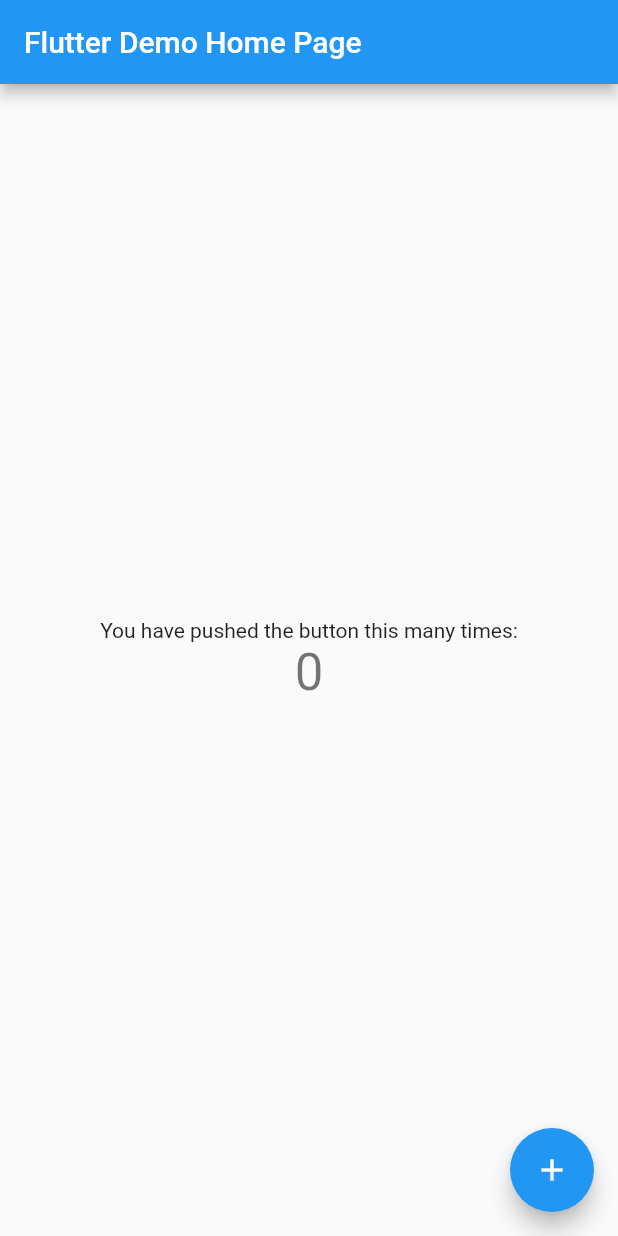
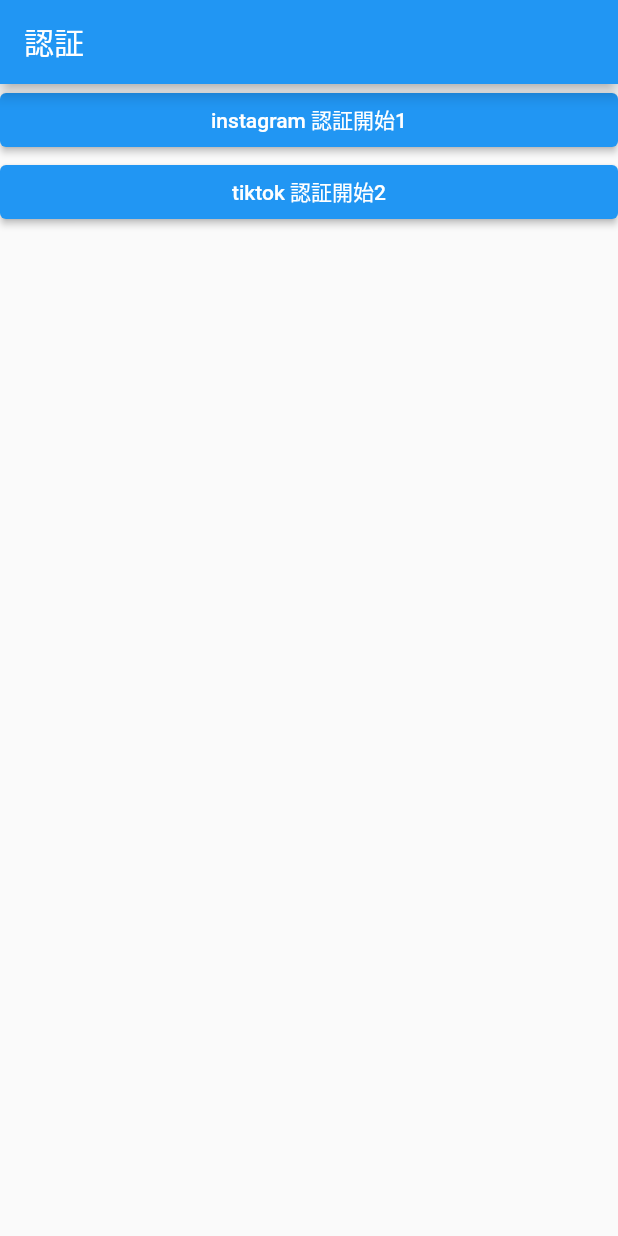
Before and after one commit to junki-pw/tiktok_test, a Flutter app: the screen it shows after launch, on a phone screen of 412 x 824 dp. Run offline on Flutter 3.47's test engine with Material 2 defaults, Android fonts, the phone set to English and light mode, and no system bars; missing offline and left inert: flutter_downloader, flutter_insta, flutter_tiktok_sdk, tiktok_login_flutter.

Commit message:
new commit

```diff
--- a/lib/main.dart
+++ b/lib/main.dart
@@ -1,115 +1,88 @@
 import 'package:flutter/material.dart';
+import 'package:flutter_tiktok_sdk/flutter_tiktok_sdk.dart';
+import 'package:tiktok_login_flutter/tiktok_login_flutter.dart';
 
-void main() {
+import 'package:flutter_insta/flutter_insta.dart';
+
+import 'package:flutter/services.dart';
+import 'test_insta_screen.dart';
+
+const clientKey = 'aw1u1ucjw0n0wmc2';
+
+void main() async {
+  WidgetsFlutterBinding.ensureInitialized();
+  await TiktokLoginFlutter.initializeTiktokLogin(clientKey);
+  WidgetsFlutterBinding.ensureInitialized();
+  // await TikTokSDK.instance.setup(clientKey: clientKey);
   runApp(const MyApp());
 }
 
 class MyApp extends StatelessWidget {
-  const MyApp({super.key});
+  const MyApp({Key? key}) : super(key: key);
 
-  // This widget is the root of your application.
   @override
   Widget build(BuildContext context) {
     return MaterialApp(
-      title: 'Flutter Demo',
-      theme: ThemeData(
-        // This is the theme of your application.
-        //
-        // Try running your application with "flutter run". You'll see the
-        // application has a blue toolbar. Then, without quitting the app, try
-        // changing the primarySwatch below to Colors.green and then invoke
-        // "hot reload" (press "r" in the console where you ran "flutter run",
-        // or simply save your changes to "hot reload" in a Flutter IDE).
-        // Notice that the counter didn't reset back to zero; the application
-        // is not restarted.
-        primarySwatch: Colors.blue,
-      ),
-      home: const MyHomePage(title: 'Flutter Demo Home Page'),
+      home: HomePage(),
     );
   }
 }
 
-class MyHomePage extends StatefulWidget {
-  const MyHomePage({super.key, required this.title});
+class HomePage extends StatelessWidget {
+  const HomePage({Key? key}) : super(key: key);
 
-  // This widget is the home page of your application. It is stateful, meaning
-  // that it has a State object (defined below) that contains fields that affect
-  // how it looks.
-
-  // This class is the configuration for the state. It holds the values (in this
-  // case the title) provided by the parent (in this case the App widget) and
-  // used by the build method of the State. Fields in a Widget subclass are
-  // always marked "final".
-
-  final String title;
-
-  @override
-  State<MyHomePage> createState() => _MyHomePageState();
-}
-
-class _MyHomePageState extends State<MyHomePage> {
-  int _counter = 0;
-
-  void _incrementCounter() {
-    setState(() {
-      // This call to setState tells the Flutter framework that something has
-      // changed in this State, which causes it to rerun the build method below
-      // so that the display can reflect the updated values. If we changed
-      // _counter without calling setState(), then the build method would not be
-      // called again, and so nothing would appear to happen.
-      _counter++;
-    });
+  //get data from api
+  Future printDetails(String username) async {
+    FlutterInsta flutterInsta = FlutterInsta();
+    await flutterInsta.getProfileData(username);
+    print('flutterInsta: $flutterInsta');
   }
 
   @override
   Widget build(BuildContext context) {
-    // This method is rerun every time setState is called, for instance as done
-    // by the _incrementCounter method above.
-    //
-    // The Flutter framework has been optimized to make rerunning build methods
-    // fast, so that you can just rebuild anything that needs updating rather
-    // than having to individually change instances of widgets.
     return Scaffold(
       appBar: AppBar(
-        // Here we take the value from the MyHomePage object that was created by
-        // the App.build method, and use it to set our appbar title.
-        title: Text(widget.title),
+        title: Text('認証'),
       ),
-      body: Center(
-        // Center is a layout widget. It takes a single child and positions it
-        // in the middle of the parent.
-        child: Column(
-          // Column is also a layout widget. It takes a list of children and
-          // arranges them vertically. By default, it sizes itself to fit its
-          // children horizontally, and tries to be as tall as its parent.
-          //
-          // Invoke "debug painting" (press "p" in the console, choose the
-          // "Toggle Debug Paint" action from the Flutter Inspector in Android
-          // Studio, or the "Toggle Debug Paint" command in Visual Studio Code)
-          // to see the wireframe for each widget.
-          //
-          // Column has various properties to control how it sizes itself and
-          // how it positions its children. Here we use mainAxisAlignment to
-          // center the children vertically; the main axis here is the vertical
-          // axis because Columns are vertical (the cross axis would be
-          // horizontal).
-          mainAxisAlignment: MainAxisAlignment.center,
-          children: <Widget>[
-            const Text(
-              'You have pushed the button this many times:',
-            ),
-            Text(
-              '$_counter',
-              style: Theme.of(context).textTheme.headline4,
-            ),
-          ],
-        ),
+      body: ListView(
+        children: [
+          ElevatedButton(
+            child: const Text('instagram 認証開始1'),
+            onPressed: () {
+              printDetails('beauty_golf');
+            },
+            // onPressed: () async {
+            //   try {
+            //     final result = await TikTokSDK.instance.login(
+            //       permissions: {
+            //         TikTokPermissionType.userInfoBasic,
+            //       },
+            //     );
+            //     print('data: ${result}');
+            //   } catch (e) {
+            //     print('e: $e');
+            //   }
+            // },
+          ),
+          ElevatedButton(
+            child: const Text('tiktok 認証開始2'),
+            onPressed: () async {
+              const MethodChannel _channel =
+                  MethodChannel('tiktok_login_flutter');
+              try {
+                // var code = await TiktokLoginFlutter.authorize(
+                //     "user.info.basic,video.list");
+                var code = await _channel.invokeMethod('authorize', {
+                  "scope": "user.info.basic,video.list",
+                });
+                print('code: ${code}');
+              } catch (e) {
+                print('e: $e');
+              }
+            },
+          ),
+        ],
       ),
-      floatingActionButton: FloatingActionButton(
-        onPressed: _incrementCounter,
-        tooltip: 'Increment',
-        child: const Icon(Icons.add),
-      ), // This trailing comma makes auto-formatting nicer for build methods.
     );
   }
 }
--- a/pubspec.yaml
+++ b/pubspec.yaml
@@ -36,6 +36,10 @@ dependencies:
   # The following adds the Cupertino Icons font to your application.
   # Use with the CupertinoIcons class for iOS style icons.
   cupertino_icons: ^1.0.2
+  flutter_tiktok_sdk: ^0.2.2
+  tiktok_login_flutter: ^0.0.3
+  flutter_insta: ^1.0.1
+  flutter_downloader: ^1.9.1
 
 dev_dependencies:
   flutter_test:
```
Also changed, not shown: lib/test_insta_screen.dart (added, +103 -0 lines), pubspec.lock, 11 other files.
